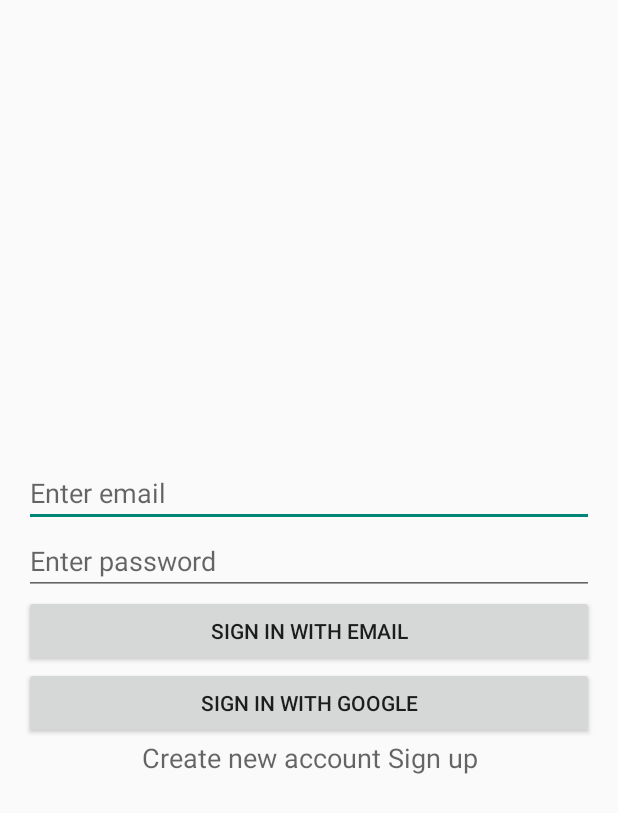
After one commit to lienvanduc1808/Podcast-For-Life, an Android app: the layout fragment_sign_in.xml on its own in the app's theme, with its tools: preview values and no code run, on a phone screen of 412 x 824 dp. The commit adds this screen. Shown: the top 813 px of the screen. Run offline under Robolectric (Android 15) with nearby library versions, the phone set to English and light mode, and no system bars.

Commit message:
Sign In, Sign Up

```diff
--- a/app/src/main/res/layout/fragment_search.xml
+++ b/app/src/main/res/layout/fragment_search.xml
@@ -21,7 +21,7 @@
 
     <AutoCompleteTextView
         android:id="@+id/search_view"
-        android:layout_width="387dp"
+        android:layout_width="397dp"
         android:layout_height="39dp"
         android:layout_marginStart="10dp"
         android:layout_marginTop="20dp"
@@ -29,6 +29,7 @@
         android:background="@drawable/search_view_background"
         android:completionThreshold="1"
         android:drawableLeft="@drawable/ic_search"
+        android:hint="Search"
         app:layout_constraintEnd_toEndOf="parent"
         app:layout_constraintStart_toStartOf="parent"
         app:layout_constraintTop_toBottomOf="@+id/textView9" />
--- /dev/null
+++ b/app/src/main/res/layout/fragment_sign_in.xml
@@ -0,0 +1,49 @@
+<?xml version="1.0" encoding="utf-8"?>
+
+<LinearLayout xmlns:android="http://schemas.android.com/apk/res/android"
+    android:layout_width="match_parent"
+    android:layout_height="match_parent"
+    android:gravity="center"
+    android:orientation="vertical"
+    android:padding="16dp">
+
+    <EditText
+        android:id="@+id/etEmail"
+        android:layout_width="match_parent"
+        android:layout_height="wrap_content"
+        android:hint="Enter email"
+        android:inputType="textEmailAddress"
+        android:maxLines="1"
+        android:singleLine="true" />
+
+    <EditText
+        android:id="@+id/etPassword"
+        android:layout_width="match_parent"
+        android:layout_height="wrap_content"
+        android:hint="Enter password"
+        android:inputType="textPassword"
+        android:maxLines="1"
+        android:singleLine="true" />
+
+    <Button
+        android:id="@+id/btnEmailSignIn"
+        android:layout_width="match_parent"
+        android:layout_height="wrap_content"
+        android:text="Sign In With Email" />
+
+    <Button
+        android:id="@+id/btnGoogleSignIn"
+        android:layout_width="match_parent"
+        android:layout_height="wrap_content"
+        android:text="Sign In With Google" />
+
+    <TextView
+        android:id="@+id/tvSwitchToSignUp"
+        android:layout_width="wrap_content"
+        android:layout_height="wrap_content"
+        android:hint="Create new account Sign up"
+        android:textAlignment="center"
+        android:textColor="@color/purple"
+        android:textSize="18sp" />
+
+</LinearLayout>
--- a/app/src/main/res/values/strings.xml
+++ b/app/src/main/res/values/strings.xml
@@ -2,4 +2,6 @@
     <string name="app_name">Channel</string>
     <!-- TODO: Remove or change this placeholder text -->
     <string name="hello_blank_fragment">Hello blank fragment</string>
+
+
 </resources>
```
Also changed, not shown: app/src/main/java/com/example/channel/DanhMucAdapter.kt (+9 -3 lines), app/src/main/java/com/example/channel/DanhMucFragment.kt (+24 -14 lines), app/src/main/java/com/example/channel/DanhMucList.kt (+4 -4 lines), app/src/main/java/com/example/channel/GoogleSignInFragment.kt (added, +59 -0 lines), app/src/main/java/com/example/channel/MainActivity.kt (+20 -1 lines), app/src/main/java/com/example/channel/SignInFragment.kt (added, +147 -0 lines), app/src/main/java/com/example/channel/SignUpFragment.kt (added, +80 -0 lines), app/src/main/res/layout/fragment_google_sign_in.xml (added, +14 -0 lines), app/src/main/res/layout/fragment_sign_up.xml (added, +35 -0 lines), build.gradle (+13 -0 lines), 1 other file.
